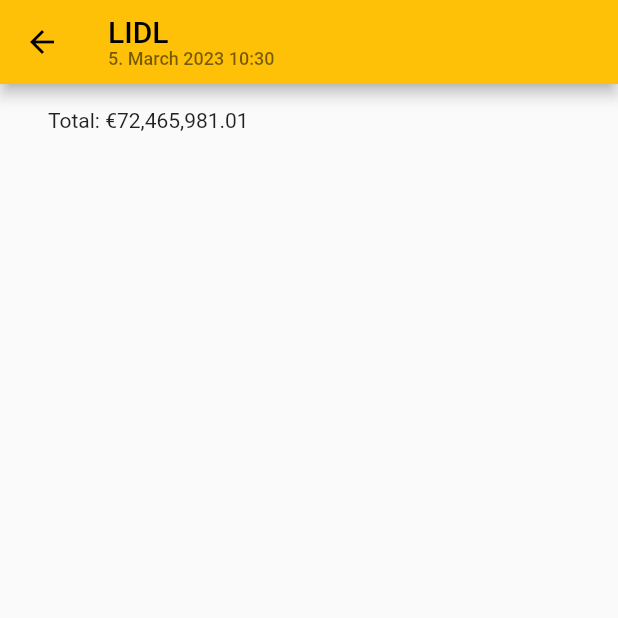
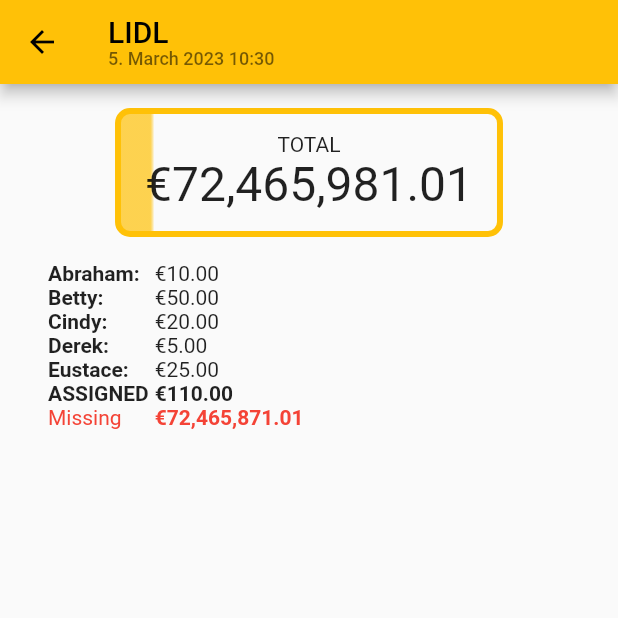
Before and after one commit to RoboBaranik/receipt_calculator, a Flutter app: the ReceiptSummaryPage screen opened by its route, on a phone screen of 412 x 824 dp, the top half of it. Run offline on Flutter 3.47's test engine with Material 2 defaults, Android fonts, the phone set to English and light mode, and no system bars; our stand-ins replace expandable.

Commit message:
Summary page implementation

```diff
--- a/lib/data/receipt_item.dart
+++ b/lib/data/receipt_item.dart
@@ -5,6 +5,7 @@ import 'package:receipt_calculator/helper.dart';
 import 'package:collection/collection.dart';
 
 class Receipt {
+  ReceiptGroup group;
   final String name;
   String? currency;
   final DateTime timeCreated;
@@ -13,6 +14,7 @@ class Receipt {
       {required this.name,
       required this.items,
       required this.timeCreated,
+      required this.group,
       this.currency = Helper.currency});
 
   double get sum {
@@ -39,6 +41,18 @@ class Receipt {
         })
         .values
         .toList();
+  }
+
+  double getMembersPaymentSum(List<Person> members) {
+    return items
+        .expand((item) => item.partsPaid)
+        .where((partition) => members.contains(partition.person))
+        .map((partition) => partition.payment)
+        .sum;
+  }
+
+  double assignedPercent() {
+    return getMembersPaymentSum(group.members) / (sum / 100);
   }
 
   @override
--- a/lib/pages/receipt_create_manual_page.dart
+++ b/lib/pages/receipt_create_manual_page.dart
@@ -181,8 +181,11 @@ class _ReceiptCreateManualPageState extends State<ReceiptCreateManualPage> {
           'Form data not filled. Name $name, timeCreated $timeCreated, items $items');
       return;
     }
-    Receipt newReceipt =
-        Receipt(name: name, items: items, timeCreated: timeCreated);
+    Receipt newReceipt = Receipt(
+        name: name,
+        items: items,
+        timeCreated: timeCreated,
+        group: Routes.mockedGroup);
     Navigator.pop(context, newReceipt);
   }
 
--- a/lib/pages/receipt_summary_page.dart
+++ b/lib/pages/receipt_summary_page.dart
@@ -14,6 +14,18 @@ class ReceiptSummaryPage extends StatefulWidget {
 class _ReceiptSummaryPageState extends State<ReceiptSummaryPage> {
   @override
   Widget build(BuildContext context) {
+    var totalSumBackground = List<Color>.generate(100, (i) {
+      var assign = widget.receipt.assignedPercent();
+      if (assign > 0 &&
+          (i < 10 || assign >= i + 1) &&
+          (i < 90 || assign >= 100)) {
+        return Theme.of(context).primaryColor.withOpacity(0.7);
+      } else {
+        return Theme.of(context).scaffoldBackgroundColor;
+      }
+    });
+    List<Partition> memberPayments =
+        widget.receipt.getMembersPartitions(widget.receipt.group.members);
     return Scaffold(
       appBar: AppBar(
         title: Column(
@@ -28,16 +40,88 @@ class _ReceiptSummaryPageState extends State<ReceiptSummaryPage> {
         ),
       ),
       body: Container(
-        padding: EdgeInsets.symmetric(vertical: 16, horizontal: 32),
+        padding: const EdgeInsets.symmetric(vertical: 16, horizontal: 32),
         width: double.infinity,
         child: Column(
           crossAxisAlignment: CrossAxisAlignment.start,
           children: [
-            Text(
-                'Total: ${Helper.valueLongWithCurrency(widget.receipt.sum, null)}')
+            Align(
+              alignment: Alignment.center,
+              child: Container(
+                decoration: BoxDecoration(
+                    border: Border.all(
+                        color: Theme.of(context).primaryColor, width: 4),
+                    gradient: LinearGradient(colors: totalSumBackground),
+                    borderRadius: const BorderRadius.all(Radius.circular(10))),
+                padding:
+                    const EdgeInsets.symmetric(vertical: 12, horizontal: 16),
+                child: Column(
+                  children: [
+                    Text('Total'.toUpperCase()),
+                    Text(
+                      Helper.valueLongWithCurrency(widget.receipt.sum, null),
+                      style: const TextStyle(fontSize: 32),
+                    ),
+                  ],
+                ),
+              ),
+            ),
+            const SizedBox(
+              height: 16,
+            ),
+            Table(
+              defaultColumnWidth: const IntrinsicColumnWidth(),
+              children: buildMemberPayments(memberPayments, context),
+            ),
           ],
         ),
       ),
     );
   }
+
+  List<TableRow> buildMemberPayments(
+      List<Partition> memberPayments, BuildContext context) {
+    double assignedSum =
+        widget.receipt.getMembersPaymentSum(widget.receipt.group.members);
+    List<TableRow> payments = memberPayments
+        .map<TableRow>((Partition payment) => TableRow(children: [
+              Text(
+                '${payment.person.name}:',
+                style: const TextStyle(fontWeight: FontWeight.bold),
+              ),
+              const SizedBox(width: 4),
+              Text(Helper.valueLongWithCurrency(payment.payment, null))
+            ]))
+        .toList();
+    payments.add(TableRow(children: [
+      Text(
+        'Assigned'.toUpperCase(),
+        style: const TextStyle(fontWeight: FontWeight.bold),
+      ),
+      const SizedBox(
+        width: 4,
+      ),
+      Text(
+        Helper.valueLongWithCurrency(assignedSum, null),
+        style: const TextStyle(fontWeight: FontWeight.bold),
+      ),
+    ]));
+    if (widget.receipt.sum > assignedSum) {
+      payments.add(TableRow(children: [
+        const Text(
+          'Missing',
+          style: TextStyle(color: Colors.red),
+        ),
+        const SizedBox(
+          width: 4,
+        ),
+        Text(
+          Helper.valueLongWithCurrency(widget.receipt.sum - assignedSum, null),
+          style:
+              const TextStyle(fontWeight: FontWeight.bold, color: Colors.red),
+        ),
+      ]));
+    }
+    return payments;
+  }
 }
--- a/lib/routes.dart
+++ b/lib/routes.dart
@@ -65,16 +65,26 @@ class Routes {
     }));
   }
 
-  static Receipt mocked1 =
-      Receipt(name: 'LIDL', timeCreated: DateTime.now(), items: [
+  static ReceiptGroup mockedGroup = ReceiptGroup(members: [
+    Person('Abraham'),
+    Person('Betty'),
+    Person('Cindy'),
+    Person('Derek'),
+    Person('Eustace')
+  ]);
+  static Receipt mocked1 = Receipt(
+      name: 'LIDL',
+      timeCreated: DateTime.now(),
+      group: mockedGroup,
+      items: [
         ReceiptItem(
           name: 'Ketchup',
           partsPaid: [
-        Partition(person: Person('A'), payment: 10),
-        Partition(person: Person('B'), payment: 50),
-        Partition(person: Person('C'), payment: 20),
-        Partition(person: Person('D'), payment: 5),
-        Partition(person: Person('E'), payment: 25),
+            Partition(person: Person('Abraham'), payment: 10),
+            Partition(person: Person('Betty'), payment: 50),
+            Partition(person: Person('Cindy'), payment: 20),
+            Partition(person: Person('Derek'), payment: 5),
+            Partition(person: Person('Eustace'), payment: 25),
           ],
         ),
         ReceiptItem(name: 'Milk'),
@@ -96,17 +106,18 @@ class Routes {
   static Receipt mocked2 = Receipt(
       name: 'Fresh',
       timeCreated: DateTime(2019, 9, 11, 12, 50, 0),
+      group: mockedGroup,
       items: [
         ReceiptItem(name: 'Milk', value: 4.53),
         ReceiptItem(
           name: 'Ketchup',
           value: 110,
           partsPaid: [
-            Partition(person: Person('A'), payment: 10),
-            Partition(person: Person('B'), payment: 50),
-            Partition(person: Person('C'), payment: 20),
-            Partition(person: Person('D'), payment: 5),
-            Partition(person: Person('E'), payment: 25),
+            Partition(person: Person('Abraham'), payment: 10),
+            Partition(person: Person('Betty'), payment: 50),
+            Partition(person: Person('Cindy'), payment: 20),
+            Partition(person: Person('Derek'), payment: 5),
+            Partition(person: Person('Eustace'), payment: 25),
           ],
         ),
       ]);
```
Lines whose indentation alone changed are shown as unchanged.
